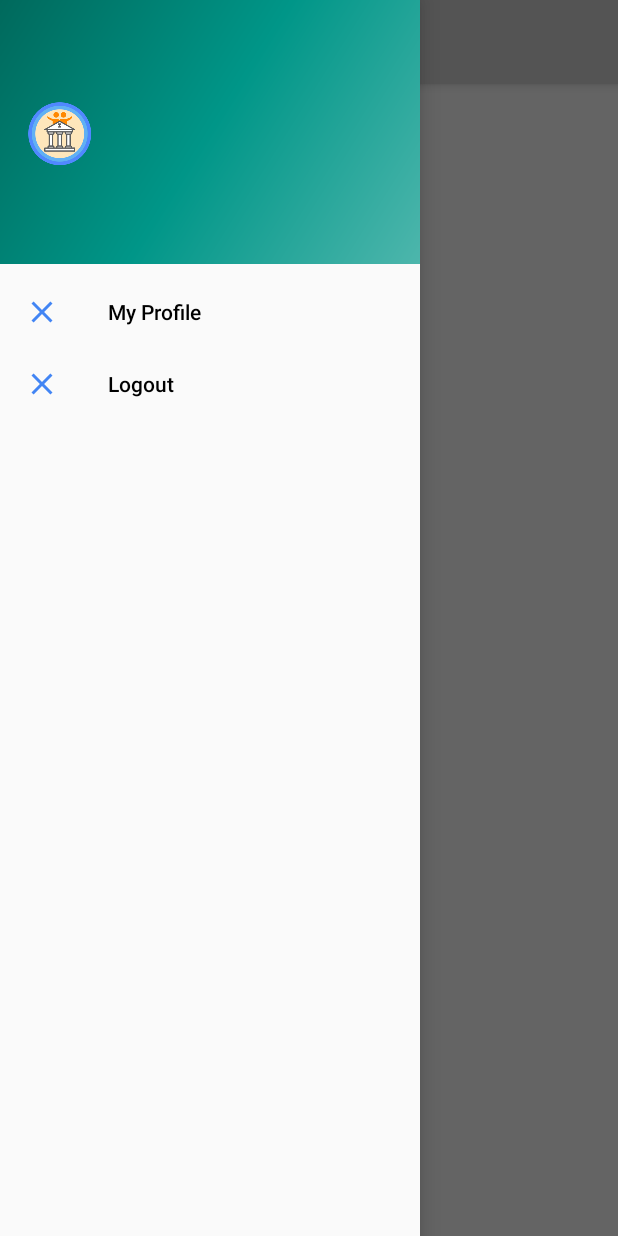
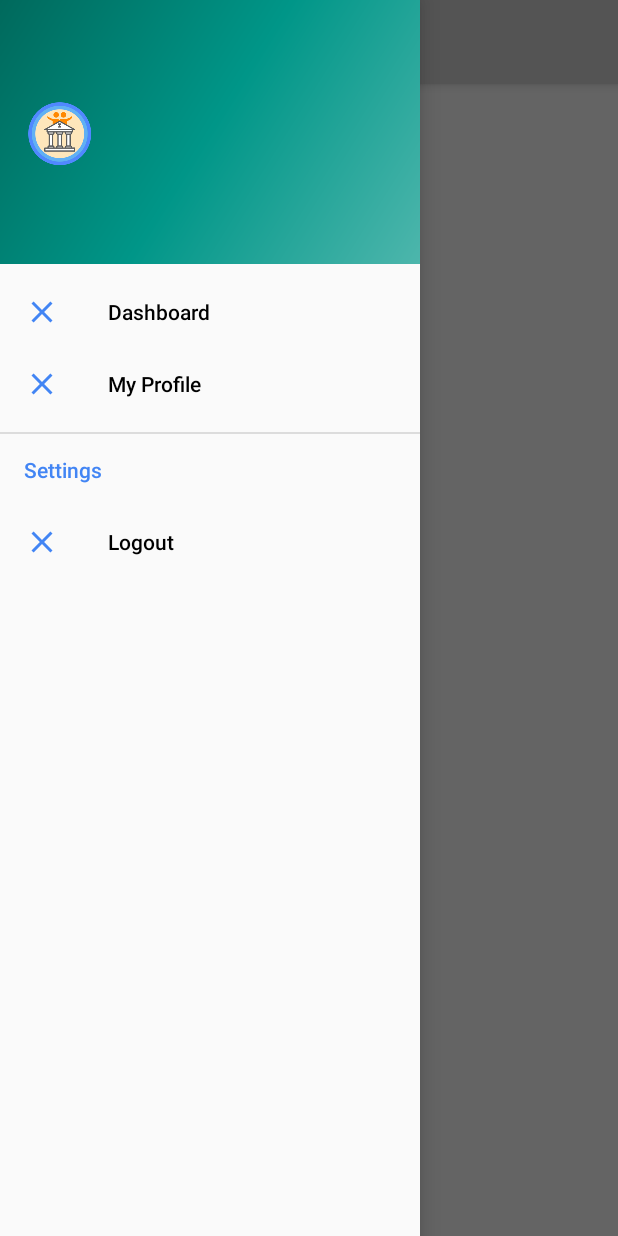
Before and after one commit to Swaggaaa/SocialBank, an Android app: the InsideActivity screen opened directly, with no data from a screen before it, with the side drawer open, on a phone screen of 412 x 824 dp. Run offline under Robolectric (Android 15) with nearby library versions, the phone set to English and light mode, and no system bars.

Commit message:
Fix screenOrientation and improve navigation view look

```diff
--- a/app/src/main/AndroidManifest.xml
+++ b/app/src/main/AndroidManifest.xml
@@ -10,14 +10,14 @@
         android:label="@string/app_name"
         android:supportsRtl="true"
         android:theme="@style/AppTheme">
-        <activity android:name=".MainActivity">
+        <activity android:name=".MainActivity" android:screenOrientation="portrait">
             <intent-filter>
                 <action android:name="android.intent.action.MAIN" />
 
                 <category android:name="android.intent.category.LAUNCHER" />
             </intent-filter>
         </activity>
-        <activity android:name=".InsideActivity" />
+        <activity android:name=".InsideActivity" android:screenOrientation="portrait" />
     </application>
 
 </manifest>
--- a/app/src/main/res/menu/drawer_view.xml
+++ b/app/src/main/res/menu/drawer_view.xml
@@ -3,11 +3,20 @@
     <group android:checkableBehavior="single">
         <item
             android:icon="@drawable/ic_close"
+            android:id="@+id/dashboard"
+            android:title="@string/dashboard" />
+        <item
+            android:icon="@drawable/ic_close"
             android:id="@+id/myProfile"
             android:title="@string/my_profile" />
-        <item
-            android:icon="@drawable/ic_close"
-            android:id="@+id/logout"
-            android:title="@string/logout" />
+
     </group>
+    <item android:title="@string/settings">
+        <menu>
+            <item
+                android:icon="@drawable/ic_close"
+                android:id="@+id/logout"
+                android:title="@string/logout" />
+        </menu>
+    </item>
 </menu>
--- a/app/src/main/res/values/strings.xml
+++ b/app/src/main/res/values/strings.xml
@@ -26,4 +26,6 @@
     <string name="nav_header_subtitle">android.studio@android.com</string>
     <string name="nav_header_desc">Navigation header</string>
     <string name="my_profile">My Profile</string>
+    <string name="settings">Settings</string>
+    <string name="dashboard">Dashboard</string>
 </resources>
```
